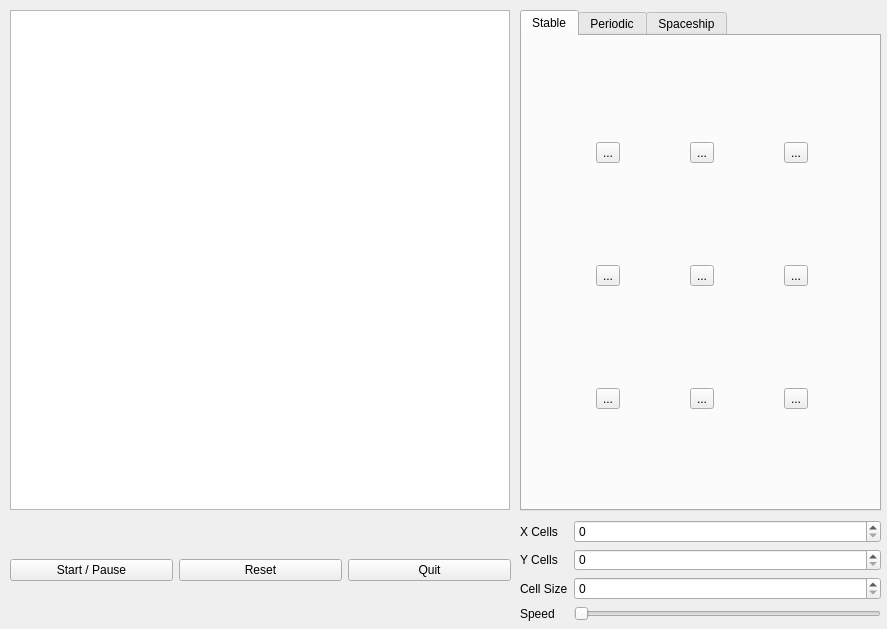
Old version of the form qtGol.ui in the repository YopCoo/QtGOL.
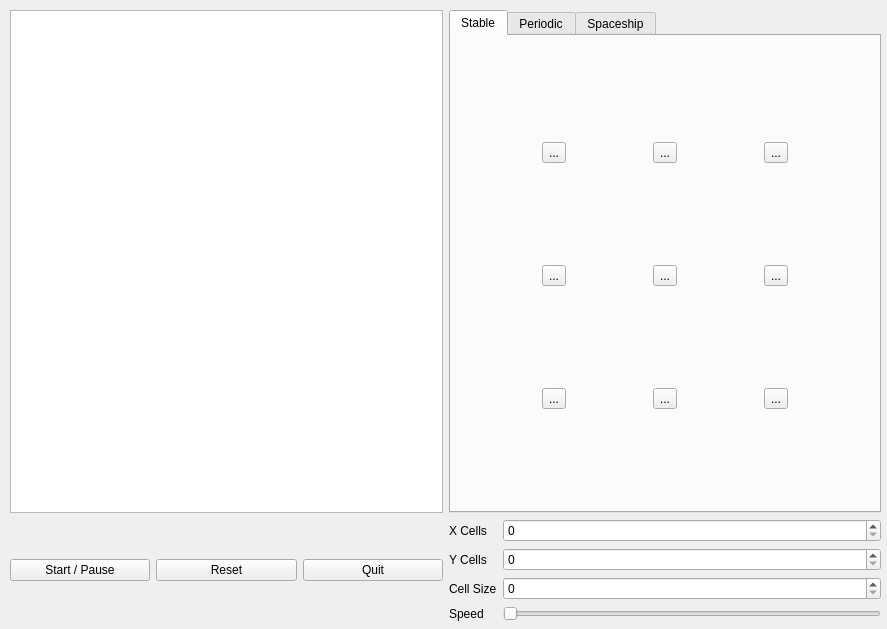
New version of the form.

Commit message: using grid layout

Patch:
```diff
--- a/qtGol.ui
+++ b/qtGol.ui
@@ -14,25 +14,18 @@
    <string>MainWindow</string>
   </property>
   <widget class="QWidget" name="centralwidget">
-   <widget class="QGraphicsView" name="canvas">
+   <widget class="QWidget" name="gridLayoutWidget_2">
     <property name="geometry">
      <rect>
       <x>10</x>
       <y>10</y>
-      <width>500</width>
-      <height>500</height>
+      <width>871</width>
+      <height>611</height>
      </rect>
     </property>
-   </widget>
+    <layout class="QGridLayout" name="gridLayout_2">
+     <item row="0" column="1">
    <widget class="QTabWidget" name="tab_struc">
-    <property name="geometry">
-     <rect>
-      <x>520</x>
-      <y>10</y>
-      <width>361</width>
-      <height>501</height>
-     </rect>
-    </property>
     <property name="currentIndex">
      <number>0</number>
     </property>
@@ -45,7 +38,7 @@
        <rect>
         <x>10</x>
         <y>10</y>
-        <width>341</width>
+           <width>411</width>
         <height>461</height>
        </rect>
       </property>
@@ -127,23 +120,46 @@
      </attribute>
     </widget>
    </widget>
-   <widget class="QWidget" name="formLayoutWidget">
-    <property name="geometry">
-     <rect>
-      <x>520</x>
-      <y>520</y>
-      <width>361</width>
-      <height>101</height>
-     </rect>
-    </property>
+     </item>
+     <item row="2" column="0">
+      <layout class="QHBoxLayout" name="horizontalLayout">
+       <item>
+        <widget class="QPushButton" name="bt_start">
+         <property name="text">
+          <string>Start / Pause</string>
+         </property>
+         <property name="autoDefault">
+          <bool>false</bool>
+         </property>
+         <property name="default">
+          <bool>false</bool>
+         </property>
+         <property name="flat">
+          <bool>false</bool>
+         </property>
+        </widget>
+       </item>
+       <item>
+        <widget class="QPushButton" name="bt_reset">
+         <property name="text">
+          <string>Reset</string>
+         </property>
+        </widget>
+       </item>
+       <item>
+        <widget class="QPushButton" name="bt_quit">
+         <property name="text">
+          <string>Quit</string>
+         </property>
+        </widget>
+       </item>
+      </layout>
+     </item>
+     <item row="2" column="1">
     <layout class="QFormLayout" name="formLayout">
-     <item row="0" column="0">
-      <widget class="QLabel" name="lb_x_cells">
-       <property name="text">
-        <string>X Cells</string>
+       <property name="fieldGrowthPolicy">
+        <enum>QFormLayout::AllNonFixedFieldsGrow</enum>
        </property>
-      </widget>
-     </item>
      <item row="0" column="1">
       <widget class="QSpinBox" name="spinBox"/>
      </item>
@@ -164,6 +180,9 @@
        </property>
       </widget>
      </item>
+       <item row="2" column="1">
+        <widget class="QSpinBox" name="spinBox_3"/>
+       </item>
      <item row="3" column="0">
       <widget class="QLabel" name="lb_speed">
        <property name="text">
@@ -171,9 +190,6 @@
        </property>
       </widget>
      </item>
-     <item row="2" column="1">
-      <widget class="QSpinBox" name="spinBox_3"/>
-     </item>
      <item row="3" column="1">
       <widget class="QSlider" name="horizontalSlider">
        <property name="orientation">
@@ -181,45 +197,22 @@
        </property>
       </widget>
      </item>
-    </layout>
-   </widget>
-   <widget class="QWidget" name="horizontalLayoutWidget">
-    <property name="geometry">
-     <rect>
-      <x>10</x>
-      <y>520</y>
-      <width>501</width>
-      <height>101</height>
-     </rect>
-    </property>
-    <layout class="QHBoxLayout" name="horizontalLayout">
-     <item>
-      <widget class="QPushButton" name="bt_start">
-       <property name="text">
-        <string>Start / Pause</string>
-       </property>
-       <property name="autoDefault">
-        <bool>false</bool>
-       </property>
-       <property name="default">
-        <bool>false</bool>
-       </property>
-       <property name="flat">
-        <bool>false</bool>
-       </property>
-      </widget>
+       <item row="0" column="0">
+        <widget class="QLabel" name="lb_x_cells">
+         <property name="text">
+          <string>X Cells</string>
+         </property>
+        </widget>
+       </item>
+      </layout>
      </item>
-     <item>
-      <widget class="QPushButton" name="bt_reset">
-       <property name="text">
-        <string>Reset</string>
+     <item row="0" column="0">
+      <widget class="QGraphicsView" name="canvas">
+       <property name="verticalScrollBarPolicy">
+        <enum>Qt::ScrollBarAlwaysOff</enum>
        </property>
-      </widget>
-     </item>
-     <item>
-      <widget class="QPushButton" name="bt_quit">
-       <property name="text">
-        <string>Quit</string>
+       <property name="horizontalScrollBarPolicy">
+        <enum>Qt::ScrollBarAlwaysOff</enum>
        </property>
       </widget>
      </item>
```
Lines whose indentation alone changed are shown as unchanged. The commit also changes 1 other file.
